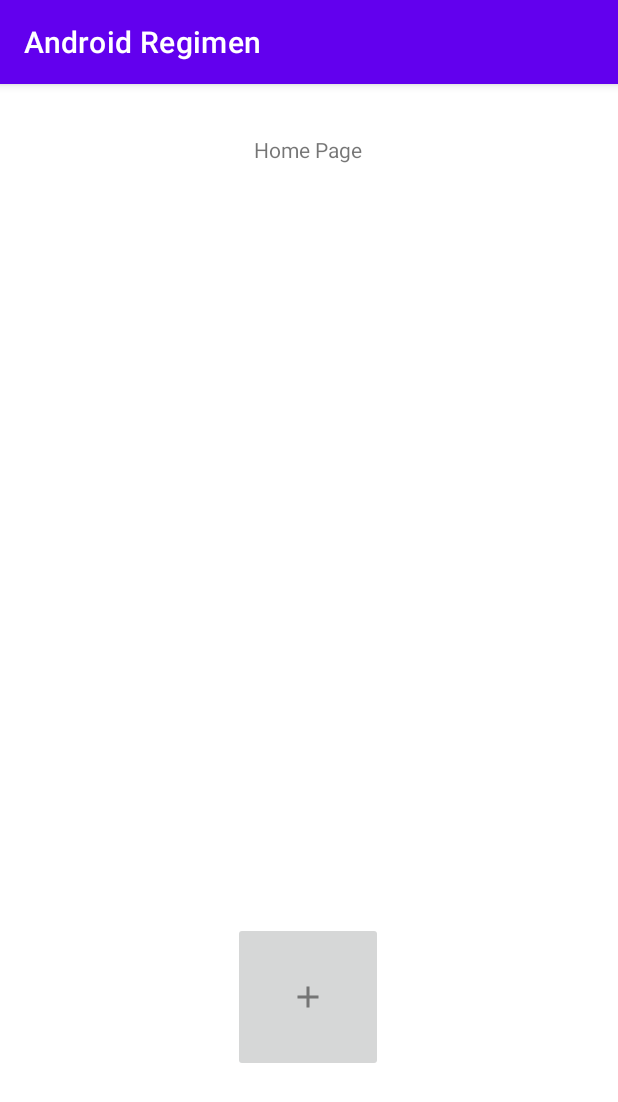
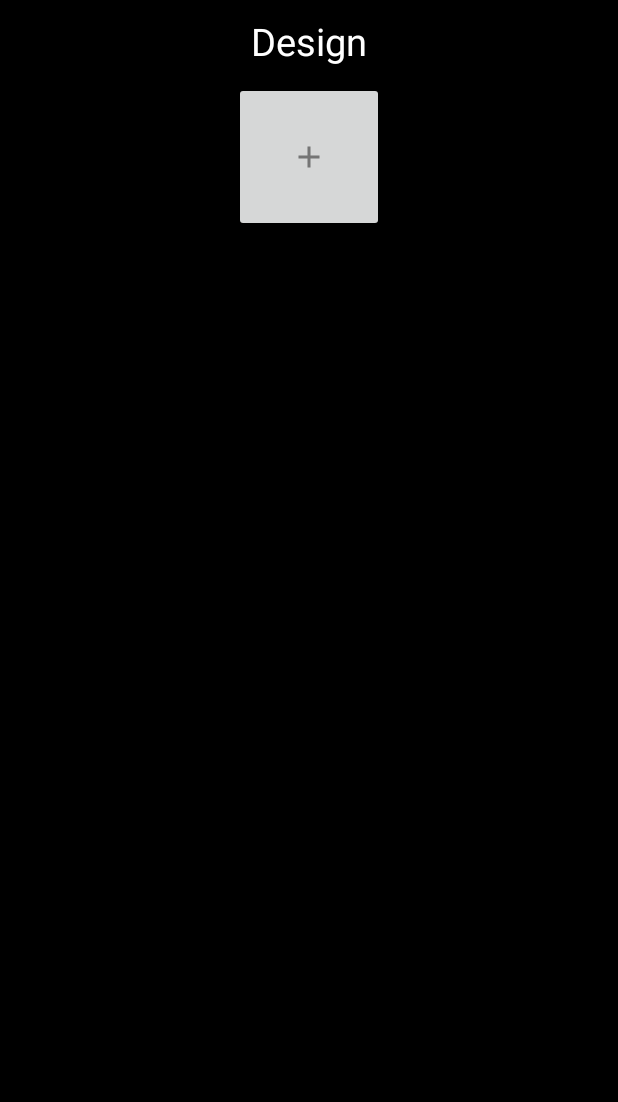
Before and after one commit to Ace5584/Regimen, an Android app: the screen it shows after launch (HomePage), on a phone screen of 412 x 824 dp. Shown: the top 1102 px of the screen. Run offline under Robolectric (Android 15) with nearby library versions, the phone set to English and light mode, and no system bars.

Commit message:
Removed Navigataion Bar and Changed design using scrollview instead

```diff
--- a/app/src/main/res/layout/home_page.xml
+++ b/app/src/main/res/layout/home_page.xml
@@ -1,35 +1,48 @@
 <?xml version="1.0" encoding="utf-8"?>
-<androidx.constraintlayout.widget.ConstraintLayout xmlns:android="http://schemas.android.com/apk/res/android"
+<ScrollView xmlns:android="http://schemas.android.com/apk/res/android"
     xmlns:app="http://schemas.android.com/apk/res-auto"
     xmlns:tools="http://schemas.android.com/tools"
     android:layout_width="match_parent"
     android:layout_height="match_parent"
+    android:background="@color/black"
     tools:context=".HomePage">
 
+    <LinearLayout
+        android:layout_width="match_parent"
+        android:layout_height="match_parent"
+        android:orientation="vertical">
+
         <TextView
-        android:id="@+id/textView"
             android:layout_width="wrap_content"
             android:layout_height="wrap_content"
-        android:text="Home Page"
-        app:layout_constraintBottom_toBottomOf="parent"
-        app:layout_constraintEnd_toEndOf="parent"
-        app:layout_constraintHorizontal_bias="0.498"
-        app:layout_constraintLeft_toLeftOf="parent"
-        app:layout_constraintRight_toRightOf="parent"
-        app:layout_constraintStart_toStartOf="parent"
-        app:layout_constraintTop_toTopOf="parent"
-        app:layout_constraintVertical_bias="0.045" />
+            android:gravity="center"
+            android:text="Design"
+            android:textColor="@color/white"
+            android:textSize="25dp"
+            android:layout_gravity="center_horizontal"
+            android:layout_marginBottom="10dp"
+            android:layout_marginTop="10dp"
+            />
+
+        <GridLayout
+            android:layout_width="match_parent"
+            android:layout_height="match_parent"
+            android:id="@+id/gridView"
+            android:numColumns="2"
+            />
+
 
         <ImageButton
             android:id="@+id/imageButton"
             android:layout_width="100dp"
             android:layout_height="100dp"
-        app:layout_constraintBottom_toBottomOf="parent"
-        app:layout_constraintEnd_toEndOf="parent"
-        app:layout_constraintHorizontal_bias="0.498"
-        app:layout_constraintStart_toStartOf="parent"
             app:layout_constraintTop_toBottomOf="@+id/textView"
-        app:layout_constraintVertical_bias="0.822"
-        app:srcCompat="@drawable/ic_add" />
+            app:srcCompat="@drawable/ic_add"
+            tools:ignore="VectorDrawableCompat"
+            android:layout_gravity="center"/>
 
-</androidx.constraintlayout.widget.ConstraintLayout>
+
+    </LinearLayout>
+
+
+</ScrollView>
--- a/app/src/main/res/values-night/themes.xml
+++ b/app/src/main/res/values-night/themes.xml
@@ -1,6 +1,6 @@
 <resources xmlns:tools="http://schemas.android.com/tools">
     <!-- Base application theme. -->
-    <style name="Theme.AndroidRegimen" parent="Theme.MaterialComponents.DayNight.DarkActionBar">
+    <style name="Theme.AndroidRegimen" parent="Theme.MaterialComponents.DayNight.NoActionBar">
         <!-- Primary brand color. -->
         <item name="colorPrimary">@color/purple_200</item>
         <item name="colorPrimaryVariant">@color/purple_700</item>
--- a/app/src/main/res/values/themes.xml
+++ b/app/src/main/res/values/themes.xml
@@ -1,6 +1,6 @@
 <resources xmlns:tools="http://schemas.android.com/tools">
     <!-- Base application theme. -->
-    <style name="Theme.AndroidRegimen" parent="Theme.MaterialComponents.DayNight.DarkActionBar">
+    <style name="Theme.AndroidRegimen" parent="Theme.MaterialComponents.DayNight.NoActionBar">
         <!-- Primary brand color. -->
         <item name="colorPrimary">@color/purple_500</item>
         <item name="colorPrimaryVariant">@color/purple_700</item>
```
Lines whose indentation alone changed are shown as unchanged.
